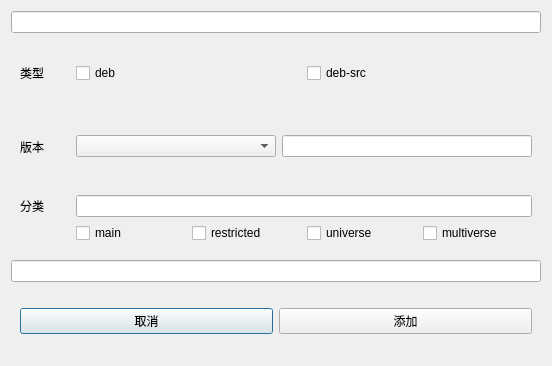
Above: sourcemanager/addsource.ui from HuaYaDong1/sourceMangager before the change. Below: the same form after it.
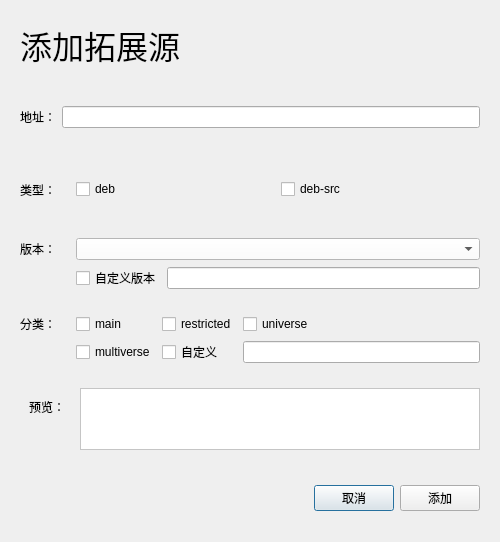
That is the form after the change.

```diff
--- a/sourcemanager/addsource.ui
+++ b/sourcemanager/addsource.ui
@@ -6,8 +6,8 @@
    <rect>
     <x>0</x>
     <y>0</y>
-    <width>548</width>
-    <height>366</height>
+    <width>500</width>
+    <height>542</height>
    </rect>
   </property>
   <property name="windowTitle">
@@ -15,7 +15,42 @@
   </property>
   <layout class="QVBoxLayout" name="verticalLayout">
    <item>
-    <widget class="QLineEdit" name="add_lineEdit"/>
+    <widget class="QWidget" name="widget_8" native="true">
+     <layout class="QHBoxLayout" name="horizontalLayout_6">
+      <item>
+       <widget class="QLabel" name="label_5">
+        <property name="maximumSize">
+         <size>
+          <width>16777215</width>
+          <height>50</height>
+         </size>
+        </property>
+        <property name="styleSheet">
+         <string notr="true">font: 29 24pt ;</string>
+        </property>
+        <property name="text">
+         <string>添加拓展源</string>
+        </property>
+       </widget>
+      </item>
+     </layout>
+    </widget>
+   </item>
+   <item>
+    <widget class="QWidget" name="widget_5" native="true">
+     <layout class="QHBoxLayout" name="horizontalLayout_4">
+      <item>
+       <widget class="QLabel" name="label_6">
+        <property name="text">
+         <string>地址：</string>
+        </property>
+       </widget>
+      </item>
+      <item>
+       <widget class="QLineEdit" name="add_lineEdit"/>
+      </item>
+     </layout>
+    </widget>
    </item>
    <item>
     <widget class="QWidget" name="widget" native="true">
@@ -38,7 +73,7 @@
          </size>
         </property>
         <property name="text">
-         <string>类型</string>
+         <string>类型：</string>
         </property>
        </widget>
       </item>
@@ -64,8 +99,8 @@
      <property name="styleSheet">
       <string notr="true"/>
      </property>
-     <layout class="QHBoxLayout" name="horizontalLayout_2">
-      <item>
+     <layout class="QGridLayout" name="gridLayout_2">
+      <item row="0" column="0">
        <widget class="QLabel" name="label_2">
         <property name="minimumSize">
          <size>
@@ -74,21 +109,31 @@
          </size>
         </property>
         <property name="text">
-         <string>版本</string>
+         <string>版本：</string>
         </property>
        </widget>
       </item>
-      <item>
+      <item row="0" column="1" colspan="2">
        <widget class="QComboBox" name="comboBox">
         <property name="minimumSize">
          <size>
-          <width>200</width>
+          <width>0</width>
           <height>0</height>
          </size>
         </property>
+        <property name="styleSheet">
+         <string notr="true">background-color: rgba(255, 255, 255, 1);</string>
+        </property>
        </widget>
       </item>
-      <item>
+      <item row="1" column="1">
+       <widget class="QCheckBox" name="checkBox">
+        <property name="text">
+         <string>自定义版本</string>
+        </property>
+       </widget>
+      </item>
+      <item row="1" column="2">
        <widget class="QLineEdit" name="version_lineEdit">
         <property name="minimumSize">
          <size>
@@ -107,27 +152,24 @@
       <string notr="true"/>
      </property>
      <layout class="QGridLayout" name="gridLayout">
-      <item row="0" column="1" colspan="4">
-       <widget class="QLineEdit" name="suffix_lineEdit"/>
-      </item>
-      <item row="1" column="4">
-       <widget class="QCheckBox" name="multiverse">
+      <item row="0" column="0">
+       <widget class="QLabel" name="label_3">
         <property name="minimumSize">
          <size>
-          <width>100</width>
+          <width>50</width>
           <height>0</height>
          </size>
         </property>
         <property name="text">
-         <string>multiverse</string>
+         <string>分类：</string>
         </property>
        </widget>
       </item>
-      <item row="1" column="1">
+      <item row="0" column="1">
        <widget class="QCheckBox" name="main">
         <property name="minimumSize">
          <size>
-          <width>100</width>
+          <width>0</width>
           <height>0</height>
          </size>
         </property>
@@ -136,11 +178,11 @@
         </property>
        </widget>
       </item>
-      <item row="1" column="2">
+      <item row="0" column="2">
        <widget class="QCheckBox" name="restricted">
         <property name="minimumSize">
          <size>
-          <width>100</width>
+          <width>0</width>
           <height>0</height>
          </size>
         </property>
@@ -149,11 +191,11 @@
         </property>
        </widget>
       </item>
-      <item row="1" column="3">
+      <item row="0" column="3">
        <widget class="QCheckBox" name="universe">
         <property name="minimumSize">
          <size>
-          <width>100</width>
+          <width>0</width>
           <height>0</height>
          </size>
         </property>
@@ -162,25 +204,6 @@
         </property>
        </widget>
       </item>
-      <item row="0" column="0">
-       <widget class="QLabel" name="label_3">
-        <property name="minimumSize">
-         <size>
-          <width>50</width>
-          <height>0</height>
-         </size>
-        </property>
-        <property name="maximumSize">
-         <size>
-          <width>50</width>
-          <height>16777215</height>
-         </size>
-        </property>
-        <property name="text">
-         <string>分类</string>
-        </property>
-       </widget>
-      </item>
       <item row="1" column="0">
        <widget class="QLabel" name="label_4">
         <property name="text">
@@ -188,11 +211,79 @@
         </property>
        </widget>
       </item>
+      <item row="1" column="1">
+       <widget class="QCheckBox" name="multiverse">
+        <property name="minimumSize">
+         <size>
+          <width>0</width>
+          <height>0</height>
+         </size>
+        </property>
+        <property name="text">
+         <string>multiverse</string>
+        </property>
+       </widget>
+      </item>
+      <item row="1" column="2">
+       <widget class="QCheckBox" name="checkBox_2">
+        <property name="text">
+         <string>自定义</string>
+        </property>
+       </widget>
+      </item>
+      <item row="1" column="3">
+       <widget class="QLineEdit" name="suffix_lineEdit"/>
+      </item>
      </layout>
     </widget>
    </item>
    <item>
-    <widget class="QLineEdit" name="preview_lineEdit"/>
+    <widget class="QWidget" name="widget_6" native="true">
+     <property name="maximumSize">
+      <size>
+       <width>16777215</width>
+       <height>80</height>
+      </size>
+     </property>
+     <layout class="QHBoxLayout" name="horizontalLayout_5">
+      <item>
+       <widget class="QWidget" name="widget_7" native="true">
+        <layout class="QVBoxLayout" name="verticalLayout_2">
+         <item>
+          <widget class="QLabel" name="label_7">
+           <property name="text">
+            <string>预览：</string>
+           </property>
+          </widget>
+         </item>
+         <item>
+          <widget class="QLabel" name="label_8">
+           <property name="text">
+            <string/>
+           </property>
+          </widget>
+         </item>
+        </layout>
+       </widget>
+      </item>
+      <item>
+       <widget class="QTextEdit" name="textEdit">
+        <property name="maximumSize">
+         <size>
+          <width>16777215</width>
+          <height>16777215</height>
+         </size>
+        </property>
+        <property name="focusPolicy">
+         <enum>Qt::NoFocus</enum>
+        </property>
+        <property name="styleSheet">
+         <string notr="true">background-color: rgb(255, 255, 255);</string>
+        </property>
+       </widget>
+      </item>
+     </layout>
+    </widget>
    </item>
    <item>
     <widget class="QWidget" name="widget_3" native="true">
@@ -200,6 +291,19 @@
       <string notr="true"/>
      </property>
      <layout class="QHBoxLayout" name="horizontalLayout_3">
+      <item>
+       <spacer name="horizontalSpacer">
+        <property name="orientation">
+         <enum>Qt::Horizontal</enum>
+        </property>
+        <property name="sizeHint" stdset="0">
+         <size>
+          <width>40</width>
+          <height>20</height>
+         </size>
+        </property>
+       </spacer>
+      </item>
       <item>
        <widget class="QPushButton" name="cancelBtn">
         <property name="text">
```
Left out of the diff: 6 changed lines with no effect on the pictures.
